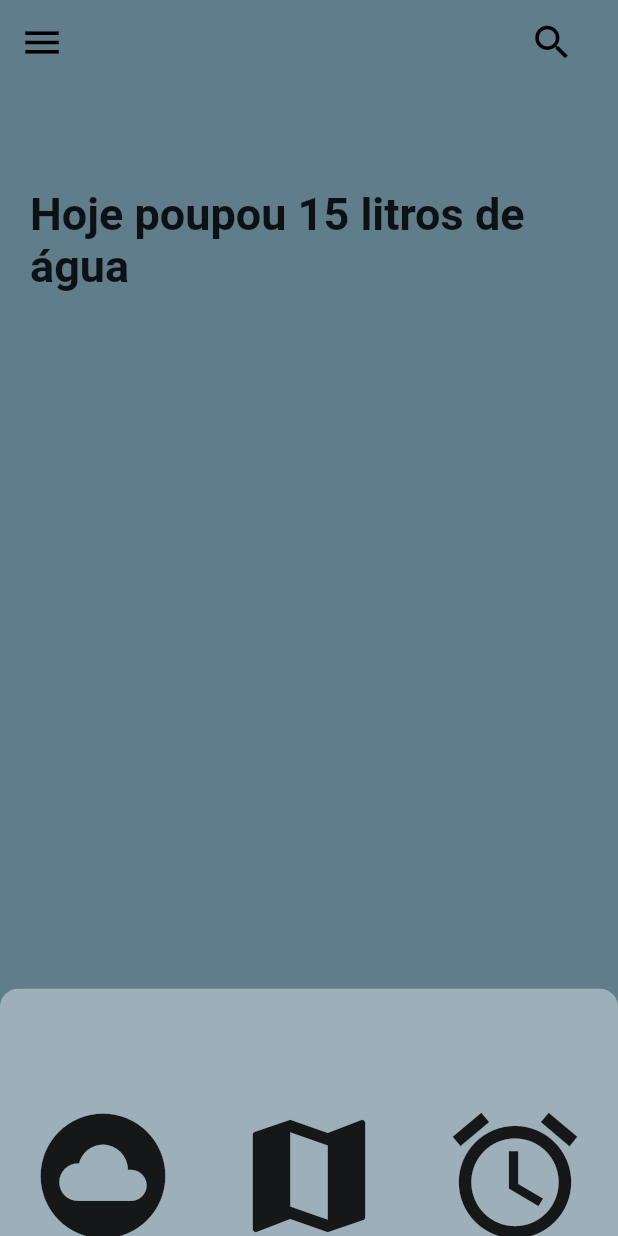
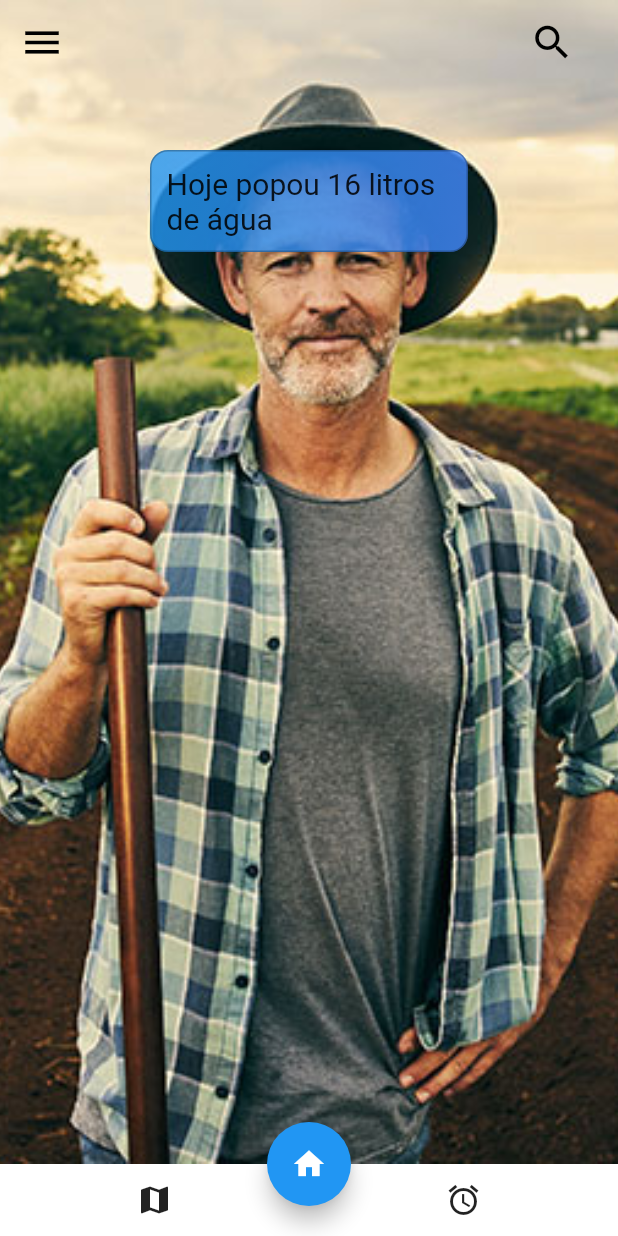
Before and after one commit to JoaoAlmeida-dev/smart_homies_app, a Flutter app: the screen it shows after launch, on a phone screen of 412 x 824 dp. Run offline on Flutter 3.47's test engine with Material 2 defaults, Android fonts, the light colour scheme and no system bars.

Commit message:
new bottom bar New Map and sensor pagehave started More scalability for the project

```diff
--- /dev/null
+++ b/lib/Screens/map_page.dart
@@ -0,0 +1,18 @@
+import 'package:flutter/cupertino.dart';
+import 'package:flutter/material.dart';
+import 'package:smart_homies_app/Widgets/my_scaffold.dart';
+
+import '../main.dart';
+
+class MapPage extends StatelessWidget {
+  const MapPage({Key? key}) : super(key: key);
+
+  @override
+  Widget build(BuildContext context) {
+    return MyScaffold(
+      body: Container(
+        child: Text('MapPage'),
+      ),
+    );
+  }
+}
--- /dev/null
+++ b/lib/Screens/sensors_page.dart
@@ -0,0 +1,18 @@
+import 'package:flutter/cupertino.dart';
+import 'package:flutter/material.dart';
+import 'package:smart_homies_app/Widgets/my_scaffold.dart';
+
+import '../main.dart';
+
+class SensorsPage extends StatelessWidget {
+  const SensorsPage({Key? key}) : super(key: key);
+
+  @override
+  Widget build(BuildContext context) {
+    return MyScaffold(
+      body: Container(
+        child: Text('SensorsPage'),
+      ),
+    );
+  }
+}
--- a/lib/my_app_bar.dart
+++ b/lib/Widgets/my_app_bar.dart
@@ -1,6 +1,6 @@
 import 'package:flutter/cupertino.dart';
 import 'package:flutter/material.dart';
-import 'package:smart_homies_app/second_page.dart';
+import 'package:smart_homies_app/Screens/second_page.dart';
 
 class CustomAppBar extends StatelessWidget implements PreferredSizeWidget {
   final AppBar appBar;
--- /dev/null
+++ b/lib/Widgets/my_bottom_bar.dart
@@ -0,0 +1,3 @@
+import 'package:flutter/cupertino.dart';
+import 'package:flutter/material.dart';
+import 'package:smart_homies_app/Screens/second_page.dart';
--- /dev/null
+++ b/lib/Widgets/my_scaffold.dart
@@ -0,0 +1,96 @@
+import 'package:flutter/cupertino.dart';
+import 'package:flutter/material.dart';
+import 'package:smart_homies_app/Screens/map_page.dart';
+import 'package:smart_homies_app/Screens/second_page.dart';
+import 'package:smart_homies_app/Screens/sensors_page.dart';
+import 'package:smart_homies_app/main.dart';
+
+import 'my_app_bar.dart';
+import 'my_bottom_bar.dart';
+
+class MyScaffold extends StatelessWidget {
+  const MyScaffold({
+    Key? key,
+    required this.body,
+  }) : super(key: key);
+
+  final Widget body;
+
+  @override
+  Widget build(BuildContext context) {
+    return Scaffold(
+      extendBodyBehindAppBar: true,
+      appBar: CustomAppBar(
+        appBar: AppBar(),
+      ),
+      bottomNavigationBar: MyBottomAppBar(),
+      floatingActionButton: FloatingActionButton(
+          child: const Icon(Icons.home),
+          onPressed: () {
+            Navigator.push(
+              context,
+              MaterialPageRoute(builder: (context) => const MyApp()),
+            );
+          }),
+      floatingActionButtonLocation: FloatingActionButtonLocation.centerDocked,
+      body: body,
+      /*Stack(
+        children: [
+          Image.asset(
+            'images/farmer.jpg',
+            fit: BoxFit.cover,
+            height: double.infinity,
+          ),
+          //CustomDraggableScrollView(menuitems: menuItems, ra: ra),
+          const Padding(
+            padding: EdgeInsets.all(20),
+            child: Center(
+              heightFactor: 4,
+              child: Text(
+                'Hoje poupou 15 litros de água',
+                style: TextStyle(
+                  fontSize: 30,
+                  fontWeight: FontWeight.bold,
+                  backgroundColor: Colors.transparent,
+                ),
+              ),
+            ),
+          ),
+        ],
+      ),*/
+    );
+  }
+}
+
+class MyBottomAppBar extends StatelessWidget {
+  const MyBottomAppBar({
+    Key? key,
+  }) : super(key: key);
+
+  @override
+  Widget build(BuildContext context) {
+    return BottomAppBar(
+      child: Row(
+        mainAxisAlignment: MainAxisAlignment.spaceAround,
+        children: [
+          IconButton(
+              icon: const Icon(Icons.map),
+              onPressed: () {
+                Navigator.push(
+                  context,
+                  MaterialPageRoute(builder: (context) => const MapPage()),
+                );
+              }),
+          IconButton(
+              icon: const Icon(Icons.alarm),
+              onPressed: () {
+                Navigator.push(
+                  context,
+                  MaterialPageRoute(builder: (context) => const SensorsPage()),
+                );
+              }),
+        ],
+      ),
+    );
+  }
+}
--- a/lib/scroll_view.dart
+++ b/lib/Widgets/scroll_view.dart
@@ -1,8 +1,8 @@
 import 'package:flutter/cupertino.dart';
 import 'package:flutter/material.dart';
-import 'package:smart_homies_app/second_page.dart';
+import 'package:smart_homies_app/Screens/second_page.dart';
 
-import 'menu_item.dart';
+import '../Objects/menu_item.dart';
 
 class CustomDraggableScrollView extends StatelessWidget {
   const CustomDraggableScrollView(
--- a/lib/main.dart
+++ b/lib/main.dart
@@ -1,13 +1,14 @@
-import 'dart:html';
+import 'dart:ui';
 
 import 'package:flutter/cupertino.dart';
 import 'package:flutter/material.dart';
 import 'package:flutter/painting.dart';
-import 'package:smart_homies_app/menu_item.dart';
-import 'package:smart_homies_app/scroll_view.dart';
-import 'package:smart_homies_app/second_page.dart';
+import 'package:smart_homies_app/Objects/menu_item.dart';
+import 'package:smart_homies_app/Screens/map_page.dart';
 
-import 'my_app_bar.dart';
+import 'Widgets/my_app_bar.dart';
+import 'Widgets/my_bottom_bar.dart';
+import 'Widgets/my_scaffold.dart';
 
 void main() {
   runApp(const MyApp());
@@ -20,12 +21,12 @@ class MyApp extends StatelessWidget {
   @override
   Widget build(BuildContext context) {
     return MaterialApp(
-      title: 'Flutter Demo',
+      title: 'SmartHomies',
       theme: ThemeData(
         primarySwatch: Colors.blue,
         scaffoldBackgroundColor: Colors.blueGrey,
       ),
-      home: const MyHomePage(title: 'Flutter Demo Home Page'),
+      home: const MyHomePage(title: 'SmartHomies HomePage'),
     );
   }
 }
@@ -47,36 +48,60 @@ class _MyHomePageState extends State<MyHomePage> {
 
   @override
   Widget build(BuildContext context) {
-    Radius ra = Radius.circular(12);
-    return Scaffold(
-      extendBodyBehindAppBar: true,
-      appBar: CustomAppBar(
-        appBar: AppBar(),
-      ),
-      body: Stack(
-        children: [
-          /*Image.asset(
-            'images/farmer.jpg',
-            fit: BoxFit.cover,
-            height: double.infinity,
-          ),*/
+    double ra = 12.0;
+    return MyScaffold(
+        body: Stack(
+          children: [
+            Image.asset(
+              'images/farmer.jpg',
+              fit: BoxFit.fitHeight,
+              height: double.infinity,
+            ),
+            TextPannel(
+              ra: ra,
+              topAlignment: 100,
+              leftAlignment: 25,
+              text: 'Hoje popou 16 litros de água',
+            ),
+          ],
+        ));
+  }
+}
 
-          CustomDraggableScrollView(menuitems: menuItems, ra: ra),
-          const Padding(
-            padding: EdgeInsets.all(20),
-            child: Center(
-              heightFactor: 4,
-              child: Text(
-                'Hoje poupou 15 litros de água',
-                style: TextStyle(
-                  fontSize: 30,
-                  fontWeight: FontWeight.bold,
-                  backgroundColor: Colors.transparent,
-                ),
-              ),
-            ),
+class TextPannel extends StatelessWidget {
+  const TextPannel({
+    Key? key,
+    required this.ra,
+    required this.topAlignment,
+    required this.leftAlignment,
+    required this.text,
+  }) : super(key: key);
+
+  final double ra;
+  final double topAlignment;
+  final double leftAlignment;
+  final String text;
+
+  @override
+  Widget build(BuildContext context) {
+    return Padding(
+      padding: const EdgeInsets.all(100.0),
+      child: Container(
+        padding: EdgeInsets.all(10),
+        decoration: BoxDecoration(
+          color: Colors.blue.withOpacity(0.8),
+          border: Border.all(
+            color: Colors.black26,
+            width: 1,
           ),
-        ],
+          borderRadius: BorderRadius.circular(ra),
+          gradient:
+              LinearGradient(colors: <Color>[Colors.blue, Colors.blueAccent]),
+        ),
+        child: Text(
+          text,
+          style: TextStyle(fontSize: 20),
+        ),
       ),
     );
   }
--- a/lib/map_page.dart
+++ /dev/null
@@ -1,12 +0,0 @@
-import 'package:flutter/cupertino.dart';
-
-class MapPage extends StatelessWidget {
-  const MapPage({Key? key}) : super(key: key);
-
-  @override
-  Widget build(BuildContext context) {
-    return Container(
-      child: Text('map Page'),
-    );
-  }
-}
```
Also changed, not shown: lib/Objects/menu_item.dart (renamed from lib/menu_item.dart), lib/Screens/second_page.dart (renamed from lib/second_page.dart).
